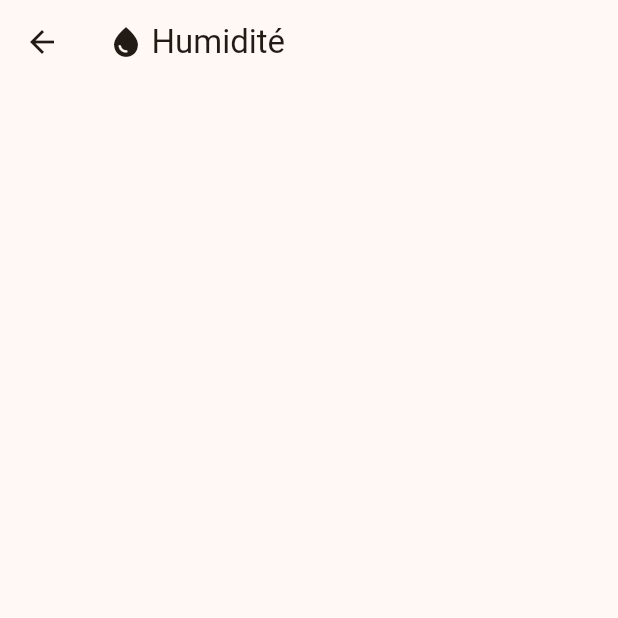
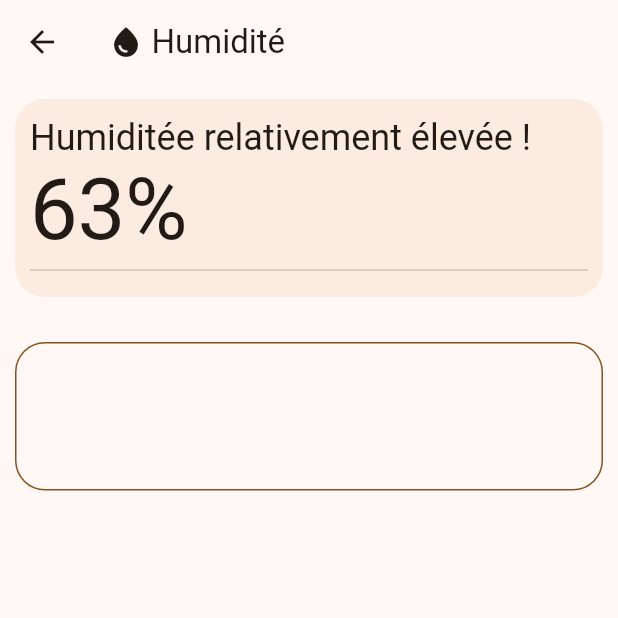
Before and after one commit to AlexandreLuedo/Ganache.lab, a Flutter app: the ExtendedHumidity screen opened directly, on a phone screen of 412 x 824 dp, the top half of it. Run offline on Flutter 3.47's test engine with Material 3 defaults, Android fonts, the phone set to English and light mode, and no system bars; our stand-ins replace flutter_svg.

Commit message:
feat: Implement navigation to detailed screens for indicators
This commit introduces the ability to navigate to dedicated "extended" screens for each of the four main indicators (Humidity, Texture, Sugar Sweetening Power, and Shelf Life/DLC).

**Changes:**

-   **`lib/screens/extended_screens.dart`**: New file containing stateless widgets for each extended screen (`ExtendedHumidity`, `ExtendedTexture`, `ExtendedSugarSweetening`, `ExtendedDLC`). Each screen currently displays an `AppBar` with a title and icon corresponding to the indicator.
    -   *TODO*: Dynamically set `AppBar` titles based on the originating route and match icons to the respective cards.
-   **`lib/widgets/indicators.dart`**:
    -   Wrapped each indicator `Container` with an `InkWell` widget.
    -   Added `onTap` functionality to each `InkWell` to navigate to its corresponding extended screen using `Navigator.push`.
    -   Imported `extended_screens.dart`.
-   **`lib/screens/screens_exportation_file.dart`**: Added `extended_screens.dart` to the exports.
-   **`lib/screens/calculate_ganache.dart`**: Changed `Navigator.push` to `Navigator.pop` for the "Modifier la ganache" button to correctly return to the `CreateGanache` screen.
-   **`lib/widgets/ganache_name_input.dart`**: Changed the `prefixIcon` from `Icons.edit` to `Icons.label`.
-   **`lib/widgets/create_fab.dart`**: Converted `createFab` from a `StatelessWidget` to a `StatefulWidget`.
-   **`README.md`**: Added a "Sources" section crediting design inspirations.

```diff
--- a/lib/screens/create_ganache.dart
+++ b/lib/screens/create_ganache.dart
@@ -138,10 +138,8 @@ class _CreateGanacheState extends State<CreateGanache> {
         },
       ),
       floatingActionButtonLocation: FloatingActionButtonLocation.endDocked,
-      body: SingleChildScrollView(
+      body: ListView(
         padding: EdgeInsets.all(16),
-        child: Column(
-          crossAxisAlignment: CrossAxisAlignment.start,
           children: [
             GanacheNameInput(),
             SizedBox(height: 16),
@@ -153,7 +151,6 @@ class _CreateGanacheState extends State<CreateGanache> {
             SizedBox(height: 16),
           ],
         ),
-      ),
-    );
+      );
   }
 }
--- a/lib/screens/extended_screens.dart
+++ b/lib/screens/extended_screens.dart
@@ -17,6 +17,41 @@ class ExtendedHumidity extends StatelessWidget {
             const Text("Humidité"),
           ],
         ),
+      ),
+      body: ListView(
+        padding: EdgeInsets.all(10.0),
+        children: <Widget>[
+          Container(
+            padding: const EdgeInsets.all(10.0),
+            decoration: BoxDecoration(
+              color: Theme.of(context).colorScheme.surfaceContainer,
+              borderRadius: BorderRadius.circular(20),
+            ),
+            child: Column(
+              crossAxisAlignment: CrossAxisAlignment.start,
+              children: [
+                Text(
+                  "Humiditée relativement élevée !",
+                  style: Theme.of(context).textTheme.headlineSmall,
+                ),
+                Text("63%", style: Theme.of(context).textTheme.displayLarge),
+                Divider(),
+              ],
+            ),
+          ),
+          Container(
+            margin: const EdgeInsets.only(top: 30.0),
+            padding: const EdgeInsets.all(10.0),
+            decoration: BoxDecoration(
+              border: Border.all(color: Theme.of(context).colorScheme.primary),
+              borderRadius: BorderRadius.circular(20),
+            ),
+            child: Column(
+              crossAxisAlignment: CrossAxisAlignment.start,
+              children: [Text(""), ListTile()],
+            ),
+          ),
+        ],
       ),
     );
   }
```
Also changed, not shown: 6 other files.
